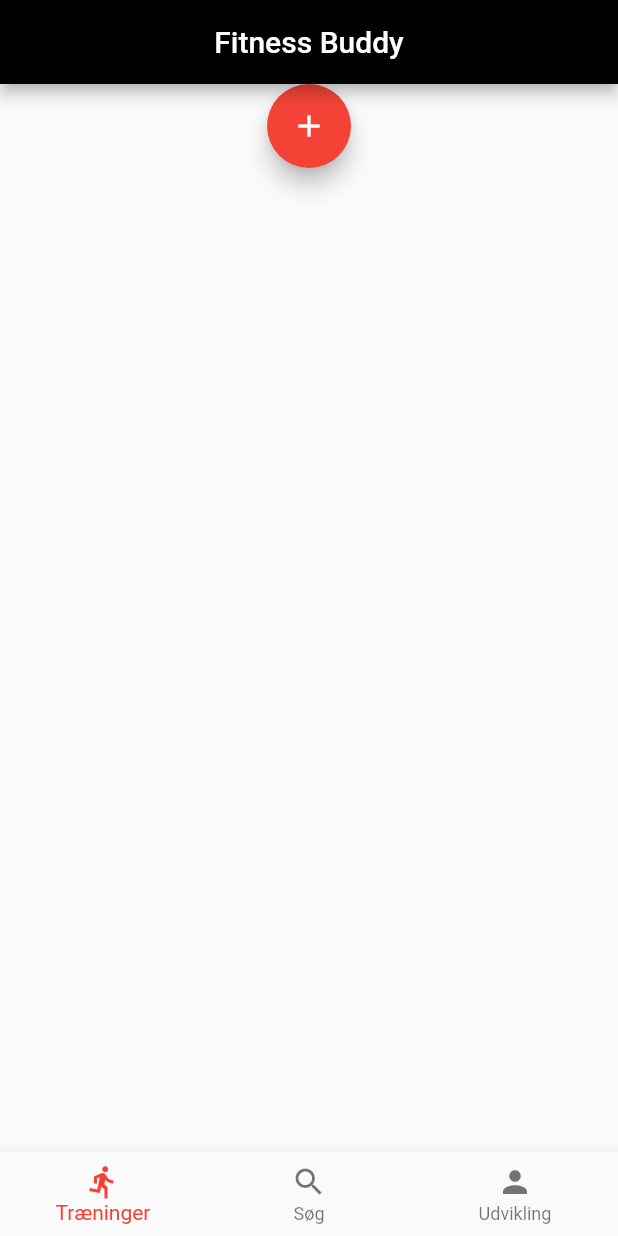
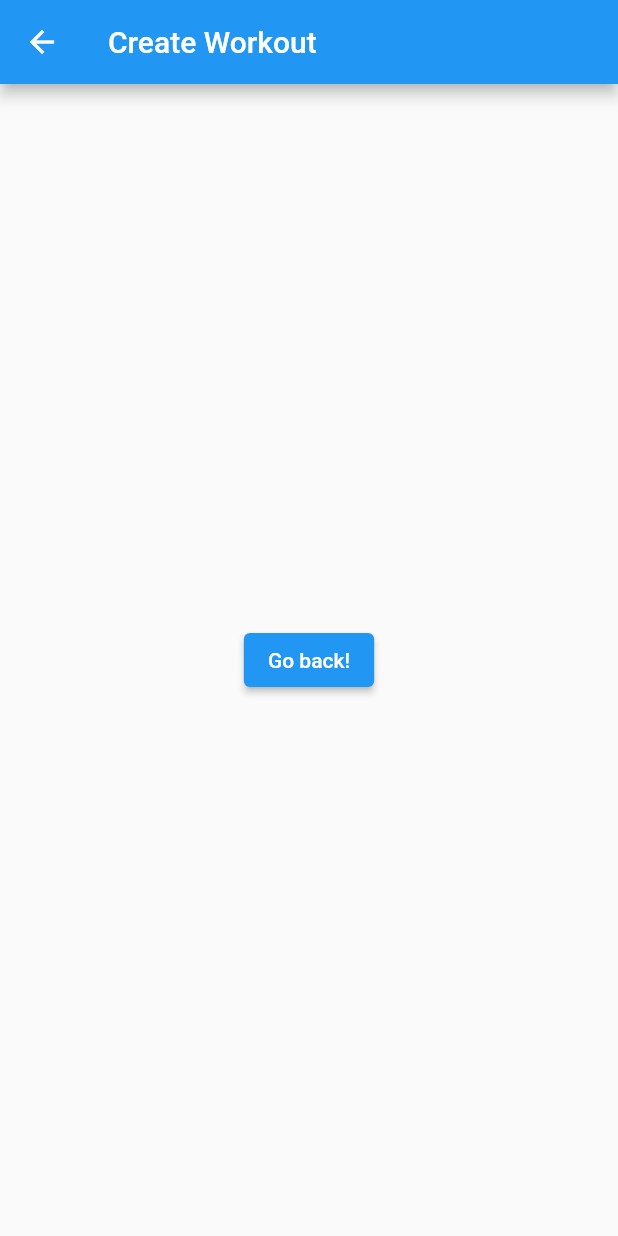
Before and after one commit to JohannesPoulsen/fitness_budy_app, a Flutter app: the screen it shows after launch, after a tap on the "add" icon, on a phone screen of 412 x 824 dp. Run offline on Flutter 3.47's test engine with Material 2 defaults, Android fonts, the phone set to English and light mode, and no system bars.

Commit message:
add a new button

```diff
--- a/lib/main.dart
+++ b/lib/main.dart
@@ -88,7 +88,12 @@ class _HomeScreenState extends State<HomeScreen> {
       Column(
         children: [
           FloatingActionButton(
-            onPressed: () {},
+            onPressed: () {
+              Navigator.push(
+                context,
+                MaterialPageRoute(builder: (context) => const CreateWorkout()),
+              );
+            },
             backgroundColor: Colors.red,
             child: const Icon(
               Icons.add,
@@ -116,3 +121,24 @@ class _HomeScreenState extends State<HomeScreen> {
     ]);
   }
 }
+
+class CreateWorkout extends StatelessWidget {
+  const CreateWorkout({super.key});
+
+  @override
+  Widget build(BuildContext context) {
+    return Scaffold(
+      appBar: AppBar(
+        title: const Text('Create Workout'),
+      ),
+      body: Center(
+        child: ElevatedButton(
+          onPressed: () {
+            Navigator.pop(context);
+          },
+          child: const Text('Go back!'),
+        ),
+      ),
+    );
+  }
+}
```
